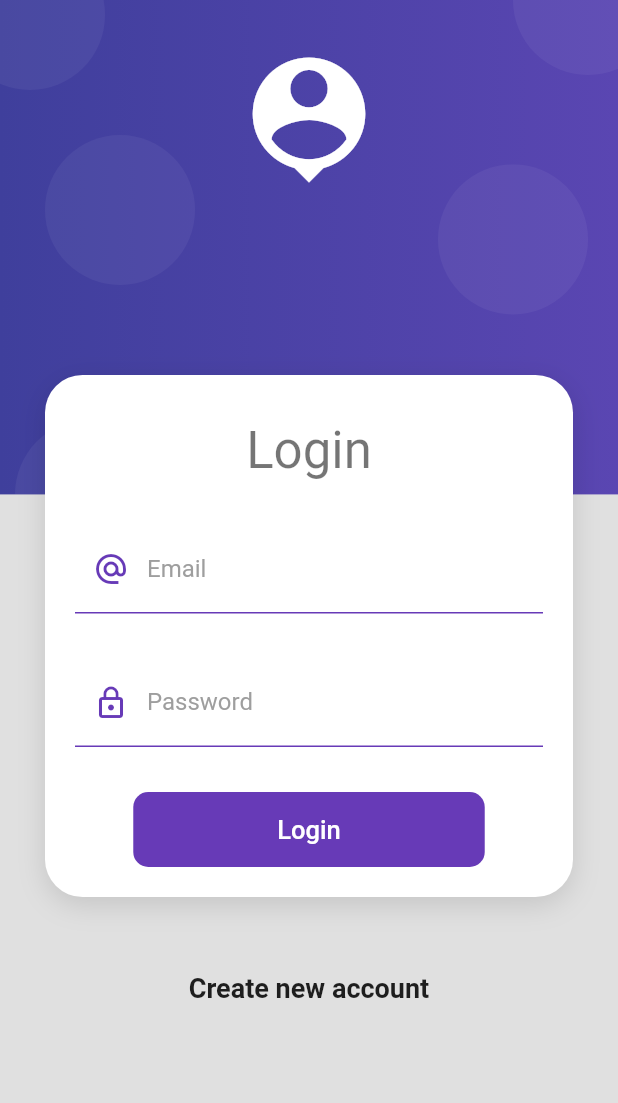
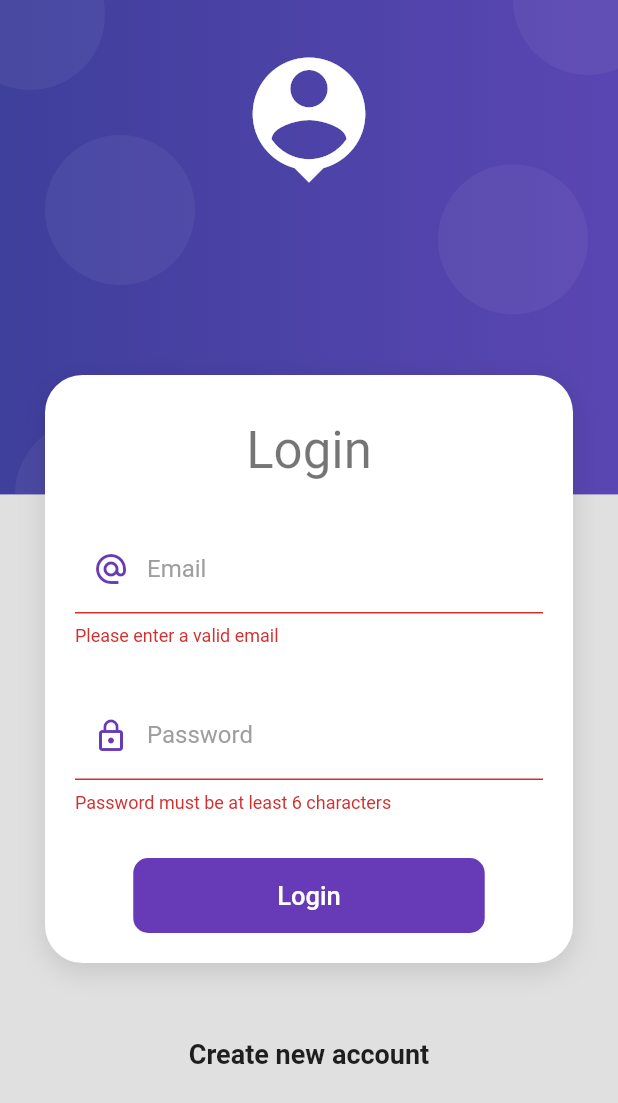
Before and after one commit to cxcarvaj/Products-App, a Flutter app: the screen it shows after launch, after a tap on "Login", on a phone screen of 412 x 824 dp. Shown: the top 1103 px of the screen. Run offline on Flutter 3.47's test engine with Material 2 defaults, Android fonts, the phone set to English and light mode, and no system bars.

Commit message:
Manage the global state of the form using Provider and improve the UI/UX of the login page

```diff
--- /dev/null
+++ b/lib/providers/login_form_provider.dart
@@ -0,0 +1,20 @@
+import 'package:flutter/material.dart';
+
+class LoginFormProvider extends ChangeNotifier {
+  GlobalKey<FormState> formKey = GlobalKey<FormState>();
+
+  String email = '';
+  String password = '';
+  bool _isLoading = false;
+
+  bool get isLoading => _isLoading;
+
+  set isLoading(bool value) {
+    _isLoading = value;
+    notifyListeners();
+  }
+
+  bool isValidForm() {
+    return formKey.currentState?.validate() ?? false;
+  }
+}
--- a/lib/screens/login_screen.dart
+++ b/lib/screens/login_screen.dart
@@ -1,6 +1,9 @@
 import 'package:flutter/material.dart';
+import 'package:provider/provider.dart';
+
 import 'package:products_app/ui/input_decorations.dart';
 import 'package:products_app/widgets/widgets.dart';
+import '../providers/login_form_provider.dart';
 
 class LoginScreen extends StatelessWidget {
   const LoginScreen({Key? key}) : super(key: key);
@@ -25,7 +28,10 @@ class LoginScreen extends StatelessWidget {
                     const SizedBox(
                       height: 30,
                     ),
-                    _LoginForm(),
+                    ChangeNotifierProvider(
+                      create: (BuildContext context) => LoginFormProvider(),
+                      child: const _LoginForm(),
+                    ),
                   ],
                 ),
               ),
@@ -51,9 +57,11 @@ class _LoginForm extends StatelessWidget {
 
   @override
   Widget build(BuildContext context) {
-    return Container(
-      child: Form(
-        // TODO: mantain state reference of the form using the key.
+    final loginForm = Provider.of<LoginFormProvider>(context);
+
+    return Form(
+      //* maintain state reference of the form using the key.
+      key: loginForm.formKey,
       autovalidateMode: AutovalidateMode.onUserInteraction,
       child: Column(
         children: [
@@ -65,6 +73,7 @@ class _LoginForm extends StatelessWidget {
               labelText: 'Email',
               prefixIcon: Icons.alternate_email,
             ),
+            onChanged: (value) => loginForm.email = value,
             validator: (value) {
               String pattern =
                   r'^(([^<>()[\]\\.,;:\s@\"]+(\.[^<>()[\]\\.,;:\s@\"]+)*)|(\".+\"))@((\[[0-9]{1,3}\.[0-9]{1,3}\.[0-9]{1,3}\.[0-9]{1,3}\])|(([a-zA-Z\-0-9]+\.)+[a-zA-Z]{2,}))$';
@@ -86,6 +95,7 @@ class _LoginForm extends StatelessWidget {
               labelText: 'Password',
               prefixIcon: Icons.lock_outline,
             ),
+            onChanged: (value) => loginForm.password = value,
             validator: (value) {
               return (value != null && value.length >= 6)
                   ? null
@@ -100,20 +110,31 @@ class _LoginForm extends StatelessWidget {
             disabledColor: Colors.grey,
             elevation: 0,
             color: Colors.deepPurple,
+            onPressed: loginForm.isLoading
+                ? null
+                : () async {
+                    FocusScope.of(context).unfocus();
+                    if (!loginForm.isValidForm()) return;
+                    loginForm.isLoading = true;
+                    await Future.delayed(const Duration(seconds: 2));
+
+                    // TODO: validate if login is valid
+
+                    loginForm.isLoading = true;
+
+                    if (context.mounted) {
+                      Navigator.pushReplacementNamed(context, '/home');
+                    }
+                  },
             child: Container(
-                padding:
-                    const EdgeInsets.symmetric(horizontal: 80, vertical: 15),
-                child: const Text(
-                  'Login',
-                  style: TextStyle(color: Colors.white, fontSize: 17),
+              padding: const EdgeInsets.symmetric(horizontal: 80, vertical: 15),
+              child: Text(
+                loginForm.isLoading ? 'Loading...' : 'Login',
+                style: const TextStyle(color: Colors.white, fontSize: 17),
               ),
             ),
-              onPressed: () {
-                // TODO: login form
-              },
           )
         ],
-        ),
       ),
     );
   }
--- a/pubspec.yaml
+++ b/pubspec.yaml
@@ -35,6 +35,7 @@ dependencies:
   # The following adds the Cupertino Icons font to your application.
   # Use with the CupertinoIcons class for iOS style icons.
   cupertino_icons: ^1.0.2
+  provider: ^6.0.5
 
 dev_dependencies:
   flutter_test:
```
Also changed, not shown: pubspec.lock. Lines whose indentation alone changed are shown as unchanged.
